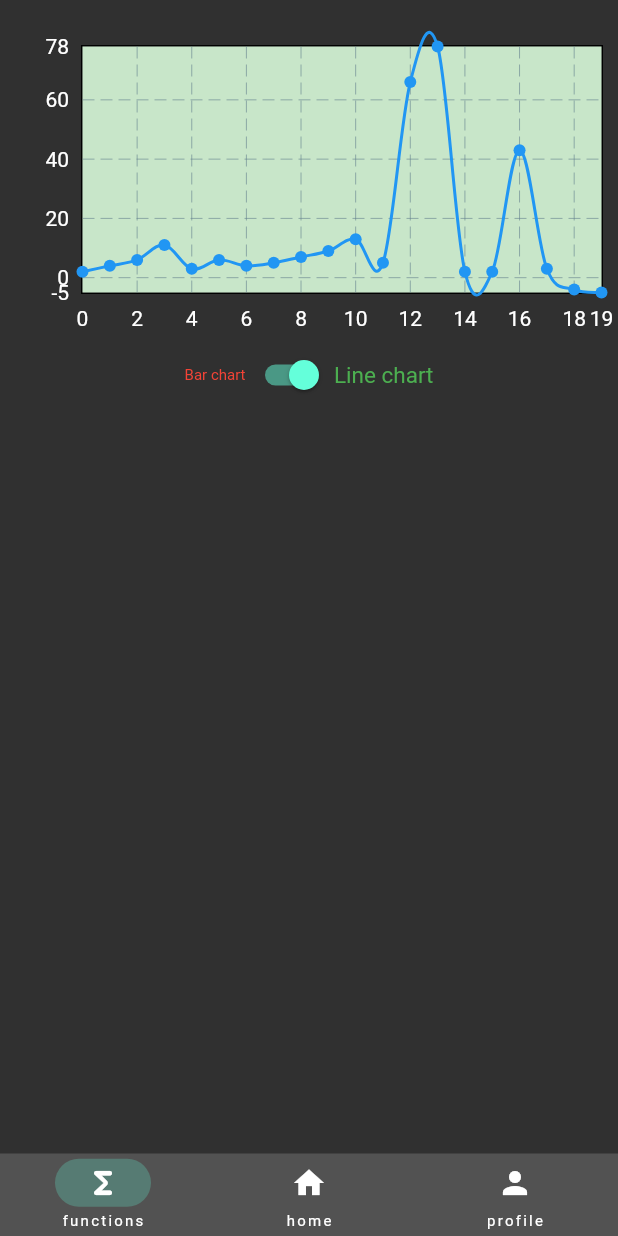
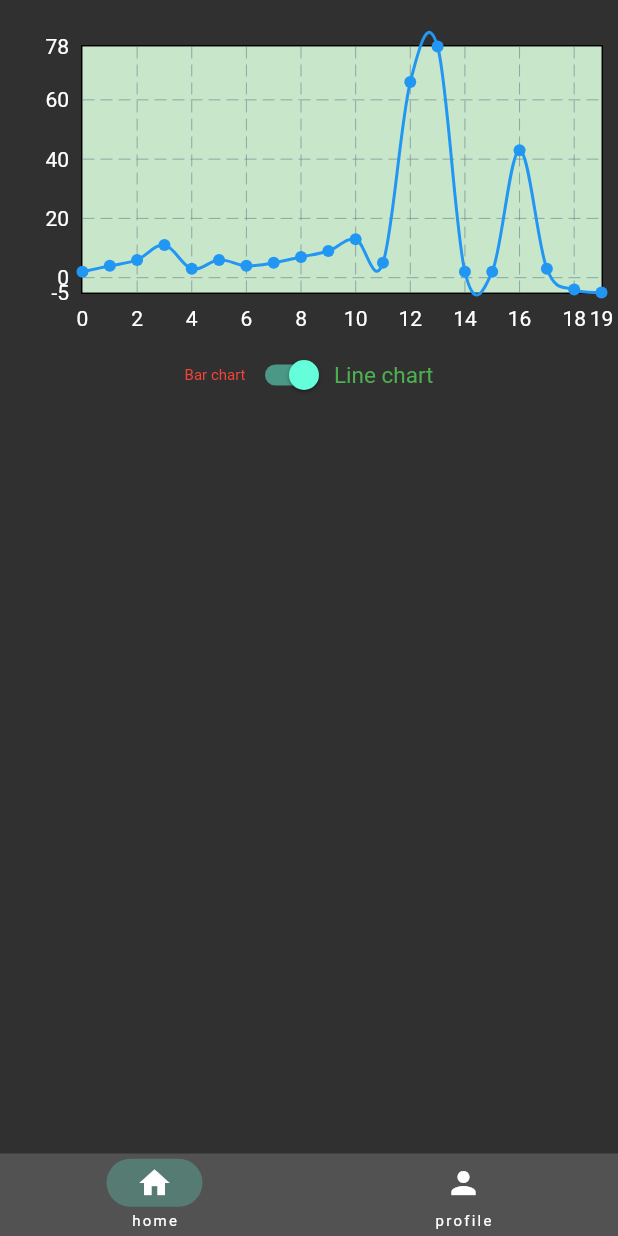
Before and after one commit to fadymena/appProj, a Flutter app: the screen it shows once a user with an empty profile is signed in, on a phone screen of 412 x 824 dp. Run offline on Flutter 3.47's test engine with Material 2 defaults, Android fonts, the phone set to English and light mode, and no system bars; drawn by our look-alikes of fl_chart; our stand-ins replace connectivity_plus, firebase_auth, firebase_core; accounts and stored records are empty.

Commit message:
home with switch charts

```diff
--- a/lib/pages/home_page.dart
+++ b/lib/pages/home_page.dart
@@ -19,8 +19,8 @@ class HomePage extends StatefulWidget {
 class _HomePageState extends State<HomePage> {
   int currentPage = 0;
   List<Widget> pages = [
+    //const ChartsViewPage(),
     const ChartsWidgetCopy(),
-    const ChartsViewPage(),
     ProfilePage(),
   ];
   final user = FirebaseAuth.instance.currentUser!;
@@ -31,10 +31,10 @@ class _HomePageState extends State<HomePage> {
       body: pages[currentPage],
       bottomNavigationBar: NavigationBar(
         destinations: const [
-          NavigationDestination(
-              icon: Icon(Icons.functions_rounded), label: 'functions'),
           NavigationDestination(icon: Icon(Icons.home), label: 'home'),
           NavigationDestination(icon: Icon(Icons.person), label: 'profile'),
+          /*NavigationDestination(
+              icon: Icon(Icons.functions_rounded), label: 'functions'),*/
         ],
         onDestinationSelected: (int index) {
           setState(() {
```
